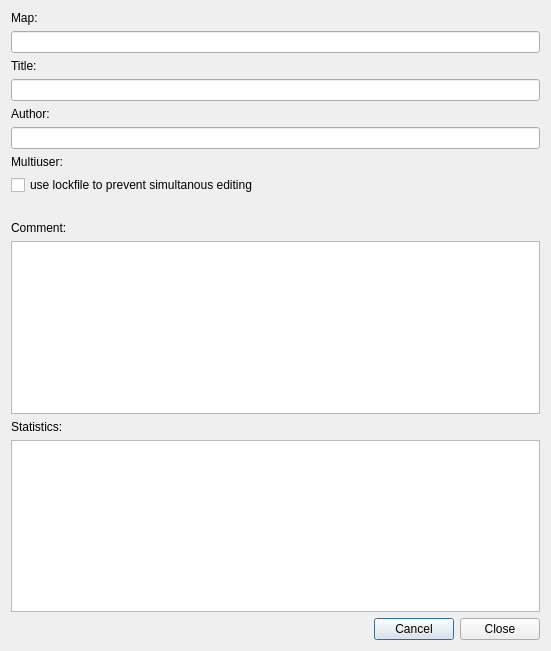
Qt form extrainfodialog.ui (insilmaril/vym) before a commit.
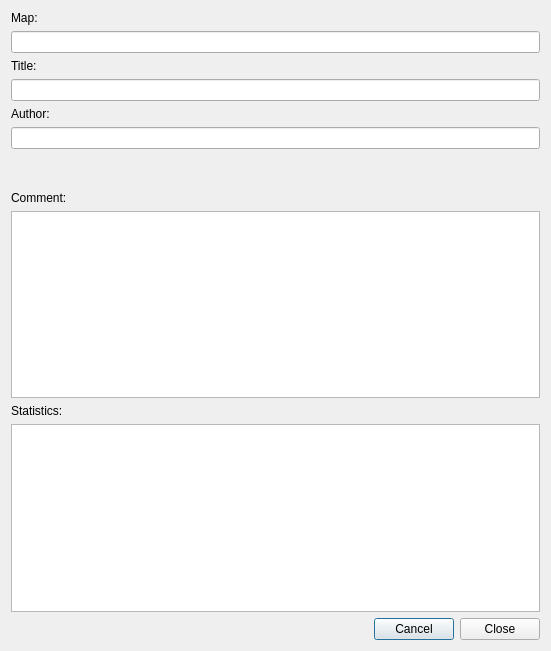
The same form after that commit.

The edit to the form file:
```diff
--- a/extrainfodialog.ui
+++ b/extrainfodialog.ui
@@ -67,20 +67,6 @@
       <item>
         <widget class="QLineEdit" name="authorLE"/>
       </item>
-      <item>
-        <widget class="QLabel" name="label_2">
-          <property name="text">
-            <string>Multiuser:</string>
-          </property>
-        </widget>
-      </item>
-      <item>
-        <widget class="QCheckBox" name="lockFileCheckBox">
-          <property name="text">
-            <string>use lockfile to prevent simultanous editing</string>
-          </property>
-        </widget>
-      </item>
       <item>
         <spacer name="verticalSpacer">
           <property name="orientation">
```
Lines whose indentation alone changed are shown as unchanged.
